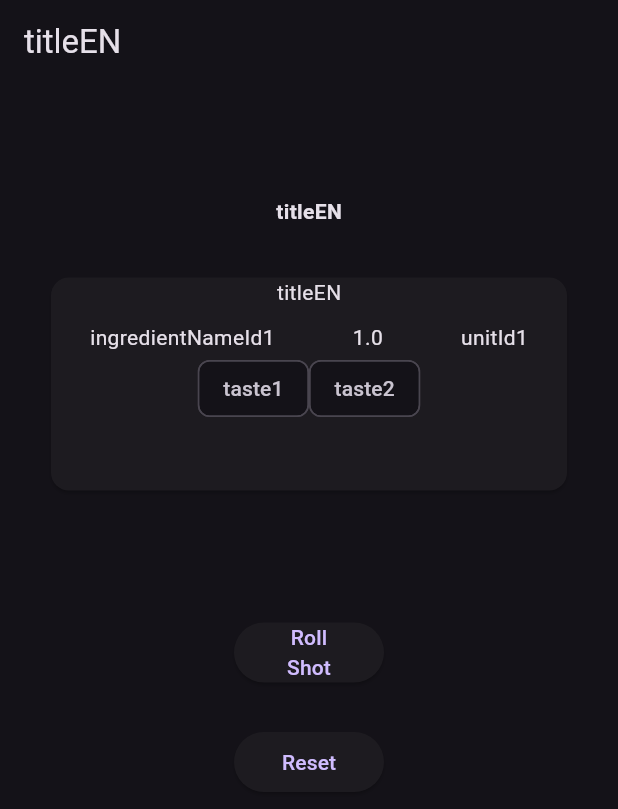
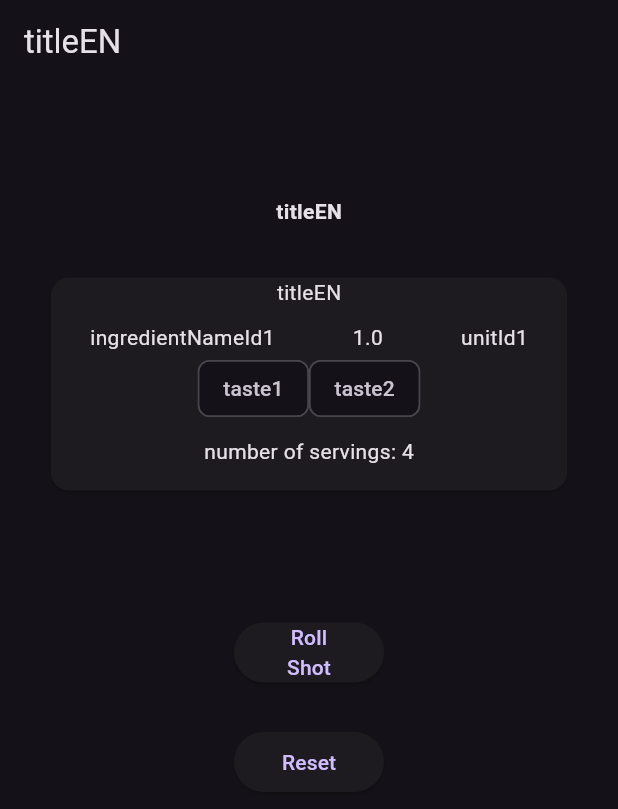
Before and after one commit to fildogan/shot_roulette, a Flutter app: the screen it shows after launch, after a tap on "Roll Shot", on a phone screen of 412 x 824 dp. Shown: the top 809 px of the screen. Run offline on Flutter 3.47's test engine with Material 3 defaults, Android fonts, the phone set to English and light mode, and no system bars; our stand-ins replace bloc, flutter_bloc, freezed_annotation, injectable.

Commit message:
Add number of servings

```diff
--- a/lib/features/roll_shot/roll_shot_page.dart
+++ b/lib/features/roll_shot/roll_shot_page.dart
@@ -34,9 +34,9 @@ class RollShotPage extends StatelessWidget {
                     Padding(
                       padding: const EdgeInsets.all(30.0),
                       child: SizedBox(
-                          height: 150,
-                          child: Card(
-                              child: Column(
+                        height: 150,
+                        child: Card(
+                          child: Column(
                             children: [
                               Text(state.chosenRecipe?.titleEN ?? 'null'),
                               const SizedBox(height: 10),
@@ -75,9 +75,15 @@ class RollShotPage extends StatelessWidget {
                                               ''),
                                     )
                                 ],
-                              )
+                              ),
+                              const Padding(
+                                padding: EdgeInsets.all(8.0),
+                                child: Text('number of servings: 4'),
+                              ),
                             ],
-                          ))),
+                          ),
+                        ),
+                      ),
                     )
                   else
                     Padding(
```
